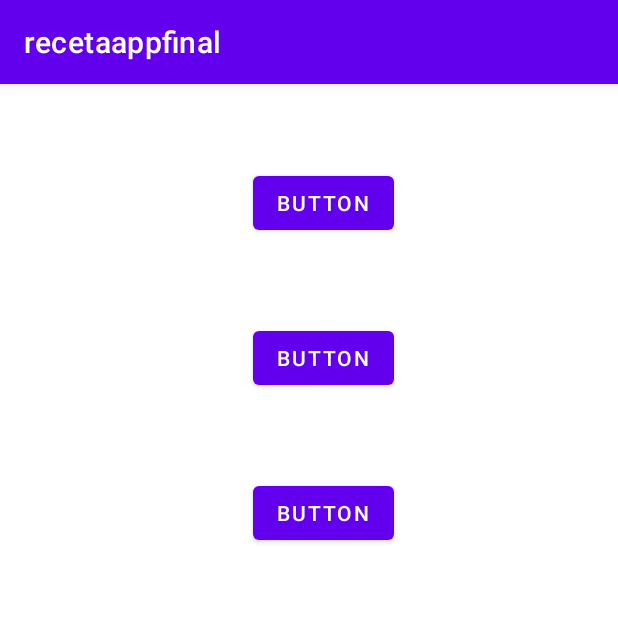
After one commit to haydee27/projectofinal11, an Android app: the fragment menu2 shown on its own in the app's theme, on a phone screen of 412 x 824 dp, the top half of it. The commit adds this screen. Run offline under Robolectric (Android 15) with nearby library versions, the phone set to English and light mode, and no system bars.

Commit message:
Diseño del menu 2

```diff
--- /dev/null
+++ b/app/src/main/java/com/hb/recetaappfinal/menu2.java
@@ -0,0 +1,64 @@
+package com.hb.recetaappfinal;
+
+import android.os.Bundle;
+
+import androidx.fragment.app.Fragment;
+
+import android.view.LayoutInflater;
+import android.view.View;
+import android.view.ViewGroup;
+
+/**
+ * A simple {@link Fragment} subclass.
+ * Use the {@link menu2#newInstance} factory method to
+ * create an instance of this fragment.
+ */
+public class menu2 extends Fragment {
+
+    // TODO: Rename parameter arguments, choose names that match
+    // the fragment initialization parameters, e.g. ARG_ITEM_NUMBER
+    private static final String ARG_PARAM1 = "param1";
+    private static final String ARG_PARAM2 = "param2";
+
+    // TODO: Rename and change types of parameters
+    private String mParam1;
+    private String mParam2;
+
+    public menu2() {
+        // Required empty public constructor
+    }
+
+    /**
+     * Use this factory method to create a new instance of
+     * this fragment using the provided parameters.
+     *
+     * @param param1 Parameter 1.
+     * @param param2 Parameter 2.
+     * @return A new instance of fragment menu2.
+     */
+    // TODO: Rename and change types and number of parameters
+    public static menu2 newInstance(String param1, String param2) {
+        menu2 fragment = new menu2();
+        Bundle args = new Bundle();
+        args.putString(ARG_PARAM1, param1);
+        args.putString(ARG_PARAM2, param2);
+        fragment.setArguments(args);
+        return fragment;
+    }
+
+    @Override
+    public void onCreate(Bundle savedInstanceState) {
+        super.onCreate(savedInstanceState);
+        if (getArguments() != null) {
+            mParam1 = getArguments().getString(ARG_PARAM1);
+            mParam2 = getArguments().getString(ARG_PARAM2);
+        }
+    }
+
+    @Override
+    public View onCreateView(LayoutInflater inflater, ViewGroup container,
+                             Bundle savedInstanceState) {
+        // Inflate the layout for this fragment
+        return inflater.inflate(R.layout.fragment_menu2, container, false);
+    }
+}
--- /dev/null
+++ b/app/src/main/res/layout/fragment_menu2.xml
@@ -0,0 +1,96 @@
+<?xml version="1.0" encoding="utf-8"?>
+<androidx.appcompat.widget.LinearLayoutCompat xmlns:android="http://schemas.android.com/apk/res/android"
+    xmlns:app="http://schemas.android.com/apk/res-auto"
+    xmlns:tools="http://schemas.android.com/tools"
+    android:layout_width="match_parent"
+    android:layout_height="match_parent"
+    android:orientation="vertical"
+    android:background="@color/white"
+    android:layout_margin="0dp"
+    android:gravity=""
+    tools:context=".MainActivity">
+
+    <Space
+        android:layout_width="match_parent"
+        android:layout_height="55dp"
+        />
+
+    <androidx.appcompat.widget.LinearLayoutCompat
+        android:layout_width="match_parent"
+        android:layout_height="wrap_content"
+        android:gravity="center"
+        android:orientation="horizontal">
+
+    <ImageView
+        android:id="@+id/imageView3"
+        android:layout_width="wrap_content"
+        android:layout_height="wrap_content"
+        android:layout_marginRight="10dp"
+        android:layout_marginLeft="10dp"
+        tools:src="@tools:sample/avatars" />
+        <Button
+            android:id="@+id/button2"
+            android:layout_width="wrap_content"
+            android:layout_height="wrap_content"
+            android:layout_marginRight="10dp"
+            android:layout_marginLeft="10dp"
+            android:text="Button" />
+    </androidx.appcompat.widget.LinearLayoutCompat>
+
+    <Space
+        android:layout_width="match_parent"
+        android:layout_height="55dp"
+        />
+
+    <androidx.appcompat.widget.LinearLayoutCompat
+        android:layout_width="match_parent"
+        android:layout_height="wrap_content"
+        android:gravity="center"
+        android:orientation="horizontal">
+
+        <ImageView
+        android:id="@+id/imageView4"
+        android:layout_width="wrap_content"
+        android:layout_height="wrap_content"
+            android:layout_marginRight="10dp"
+            android:layout_marginLeft="10dp"
+        tools:src="@tools:sample/avatars" />
+
+        <Button
+            android:id="@+id/button3"
+            android:layout_width="wrap_content"
+            android:layout_height="wrap_content"
+            android:layout_marginRight="10dp"
+            android:layout_marginLeft="10dp"
+            android:text="Button" />
+    </androidx.appcompat.widget.LinearLayoutCompat>
+
+    <Space
+        android:layout_width="match_parent"
+        android:layout_height="55dp"
+        />
+
+        <androidx.appcompat.widget.LinearLayoutCompat
+            android:layout_width="match_parent"
+            android:layout_height="wrap_content"
+            android:gravity="center"
+            android:orientation="horizontal">
+
+    <ImageView
+        android:id="@+id/imageView5"
+        android:layout_width="wrap_content"
+        android:layout_height="wrap_content"
+        tools:src="@tools:sample/avatars"
+        android:layout_marginRight="10dp"
+        android:layout_marginLeft="10dp"/>
+
+    <Button
+        android:id="@+id/button4"
+        android:layout_width="wrap_content"
+        android:layout_height="wrap_content"
+        android:text="Button"
+        android:layout_marginRight="10dp"
+        android:layout_marginLeft="10dp"/>
+        </androidx.appcompat.widget.LinearLayoutCompat>
+
+    </androidx.appcompat.widget.LinearLayoutCompat>
--- a/app/src/main/res/values/strings.xml
+++ b/app/src/main/res/values/strings.xml
@@ -10,4 +10,6 @@
     <string name="menu_home">Home</string>
     <string name="menu_gallery">Gallery</string>
     <string name="menu_slideshow">Slideshow</string>
+    <!-- TODO: Remove or change this placeholder text -->
+    <string name="hello_blank_fragment">Hello blank fragment</string>
 </resources>
--- a/build.gradle
+++ b/build.gradle
@@ -1,5 +1,5 @@
 // Top-level build file where you can add configuration options common to all sub-projects/modules.
 plugins {
-    id 'com.android.application' version '7.3.0' apply false
-    id 'com.android.library' version '7.3.0' apply false
+    id 'com.android.application' version '7.2.1' apply false
+    id 'com.android.library' version '7.2.1' apply false
 }
```
